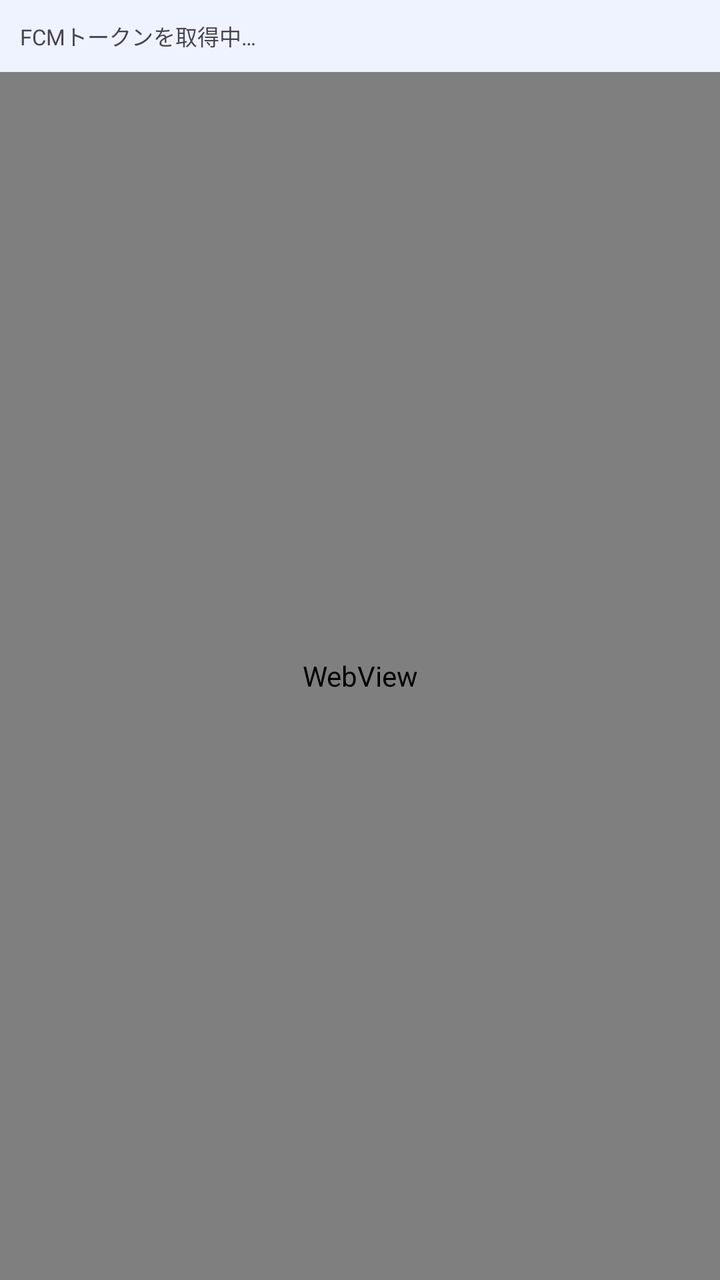
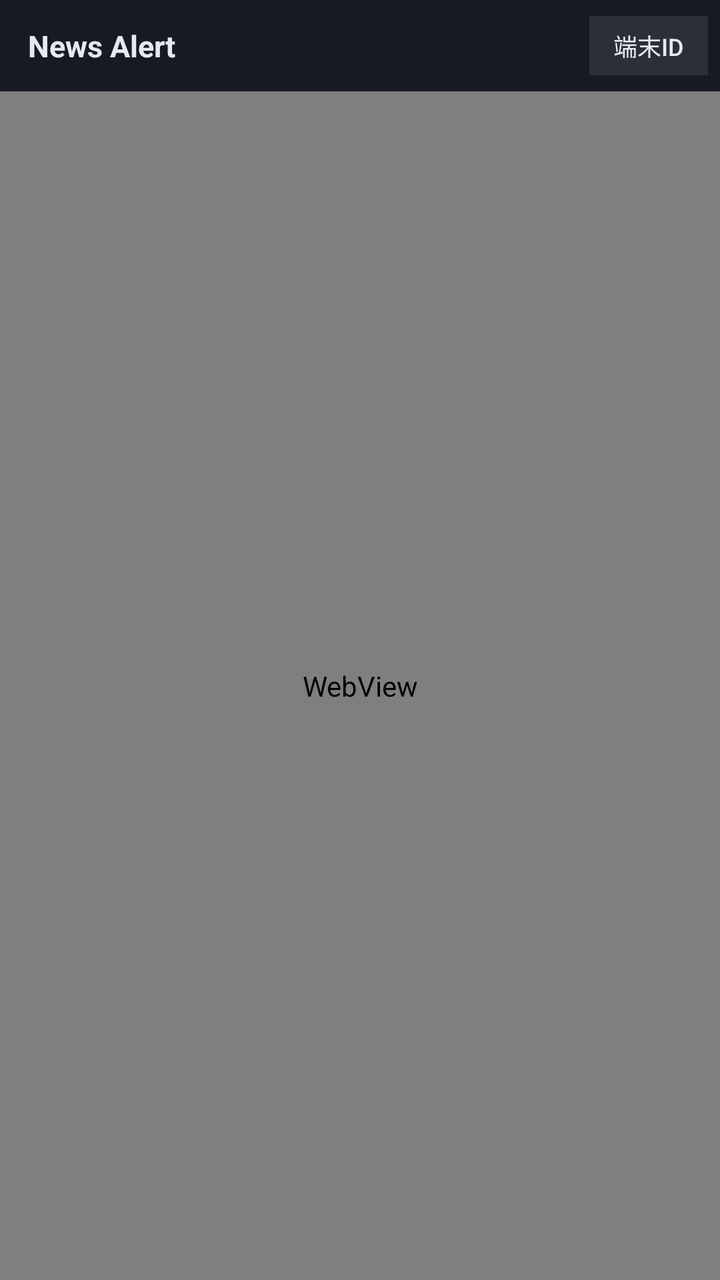

Compare the two renders of this Android layout. The source of the first and the diff that turns it into the second are given below.
<!-- AndroidManifest.xml: application theme Theme.NewsAlert -->
<!-- res/layout/activity_main.xml -->
<?xml version="1.0" encoding="utf-8"?>
<LinearLayout xmlns:android="http://schemas.android.com/apk/res/android"
    android:layout_width="match_parent"
    android:layout_height="match_parent"
    android:orientation="vertical">

    <TextView
        android:id="@+id/tokenView"
        android:layout_width="match_parent"
        android:layout_height="wrap_content"
        android:background="#EEF3FF"
        android:padding="10dp"
        android:textSize="11sp"
        android:textIsSelectable="true"
        android:maxLines="4"
        android:ellipsize="middle"
        android:text="FCMトークンを取得中…" />

    <FrameLayout
        android:layout_width="match_parent"
        android:layout_height="0dp"
        android:layout_weight="1">

        <WebView
            android:id="@+id/webView"
            android:layout_width="match_parent"
            android:layout_height="match_parent" />

        <ProgressBar
            android:id="@+id/progressBar"
            style="?android:attr/progressBarStyleLarge"
            android:layout_width="wrap_content"
            android:layout_height="wrap_content"
            android:layout_gravity="center" />
    </FrameLayout>
</LinearLayout>
<!-- resources referenced by this layout -->
<resources>
  <style name="Theme.NewsAlert" parent="Theme.Material3.DayNight.NoActionBar">
          <item name="colorPrimary">#0070f3</item>
          <item name="colorOnPrimary">#ffffff</item>
      </style>
</resources>

<!-- the commit's change to res/layout/activity_main.xml (unified diff, before → after) -->
@@ -2,19 +2,75 @@
 <LinearLayout xmlns:android="http://schemas.android.com/apk/res/android"
     android:layout_width="match_parent"
     android:layout_height="match_parent"
-    android:orientation="vertical">
+    android:orientation="vertical"
+    android:background="#0f1115">
 
-    <TextView
-        android:id="@+id/tokenView"
+    
+    <LinearLayout
         android:layout_width="match_parent"
         android:layout_height="wrap_content"
-        android:background="#EEF3FF"
-        android:padding="10dp"
-        android:textSize="11sp"
-        android:textIsSelectable="true"
-        android:maxLines="4"
-        android:ellipsize="middle"
-        android:text="FCMトークンを取得中…" />
+        android:orientation="horizontal"
+        android:gravity="center_vertical"
+        android:background="#171a21"
+        android:paddingStart="14dp"
+        android:paddingEnd="6dp"
+        android:paddingTop="8dp"
+        android:paddingBottom="8dp">
+
+        <TextView
+            android:layout_width="0dp"
+            android:layout_height="wrap_content"
+            android:layout_weight="1"
+            android:text="@string/app_name"
+            android:textColor="#e6e9ef"
+            android:textSize="15sp"
+            android:textStyle="bold" />
+
+        <Button
+            android:id="@+id/tokenToggleBtn"
+            android:layout_width="wrap_content"
+            android:layout_height="wrap_content"
+            android:minWidth="0dp"
+            android:minHeight="0dp"
+            android:paddingStart="12dp"
+            android:paddingEnd="12dp"
+            android:paddingTop="6dp"
+            android:paddingBottom="6dp"
+            android:text="@string/token_button"
+            android:textSize="12sp"
+            android:textColor="#e6e9ef"
+            android:background="#2a2f3a" />
+    </LinearLayout>
+
+    
+    <LinearLayout
+        android:id="@+id/tokenPanel"
+        android:layout_width="match_parent"
+        android:layout_height="wrap_content"
+        android:orientation="vertical"
+        android:background="#1e222b"
+        android:padding="12dp"
+        android:visibility="gone">
+
+        <TextView
+            android:layout_width="match_parent"
+            android:layout_height="wrap_content"
+            android:text="@string/token_hint"
+            android:textColor="#9aa4b2"
+            android:textSize="11sp" />
+
+        <TextView
+            android:id="@+id/tokenView"
+            android:layout_width="match_parent"
+            android:layout_height="wrap_content"
+            android:layout_marginTop="6dp"
+            android:textColor="#e6e9ef"
+            android:textSize="11sp"
+            android:textIsSelectable="true"
+            android:maxLines="4"
+            android:ellipsize="middle"
+            android:text="@string/token_loading" />
+    </LinearLayout>
 
     <FrameLayout
         android:layout_width="match_parent"
<!-- resource entries referenced after the edit -->
@@ -1,5 +1,9 @@
 <!-- resources referenced by this layout -->
 <resources>
+  <string name="app_name">News Alert</string>
+  <string name="token_button">端末ID</string>
+  <string name="token_hint">FCMトークン（タップでコピー）— サーバー側の通知設定に使用します</string>
+  <string name="token_loading">FCMトークンを取得中…</string>
   <style name="Theme.NewsAlert" parent="Theme.Material3.DayNight.NoActionBar">
           <item name="colorPrimary">#0070f3</item>
           <item name="colorOnPrimary">#ffffff</item>
